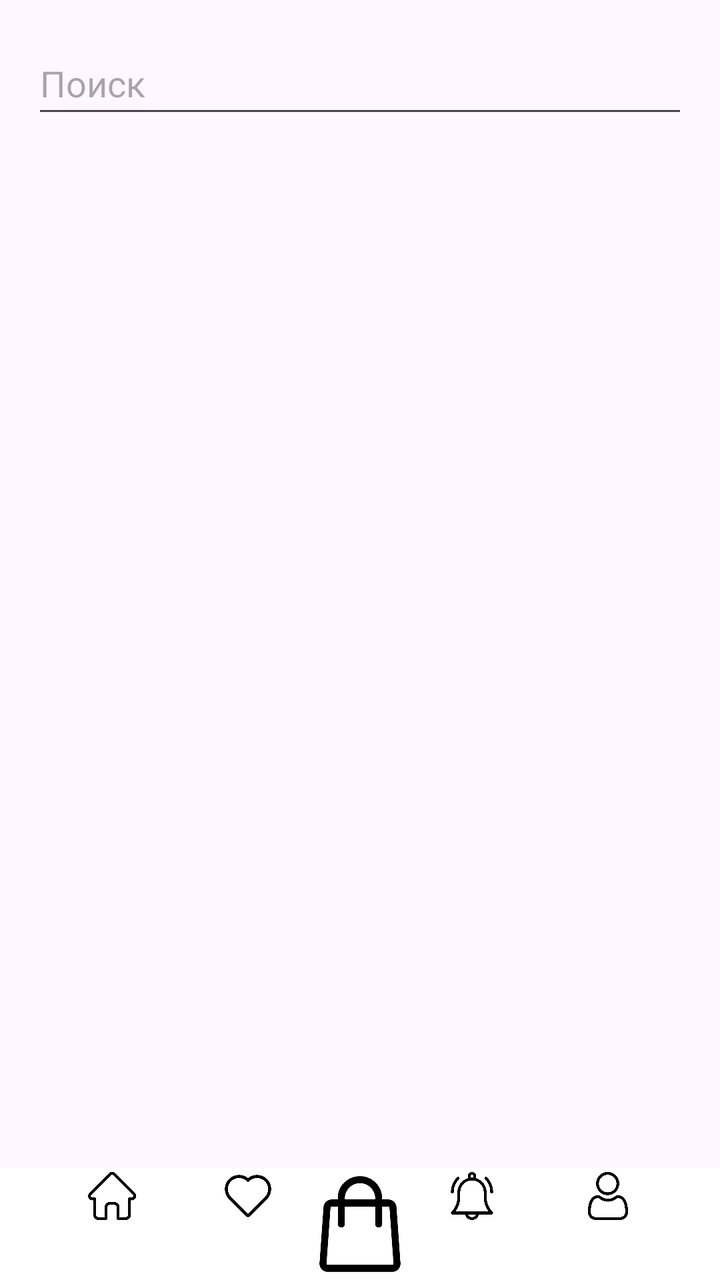
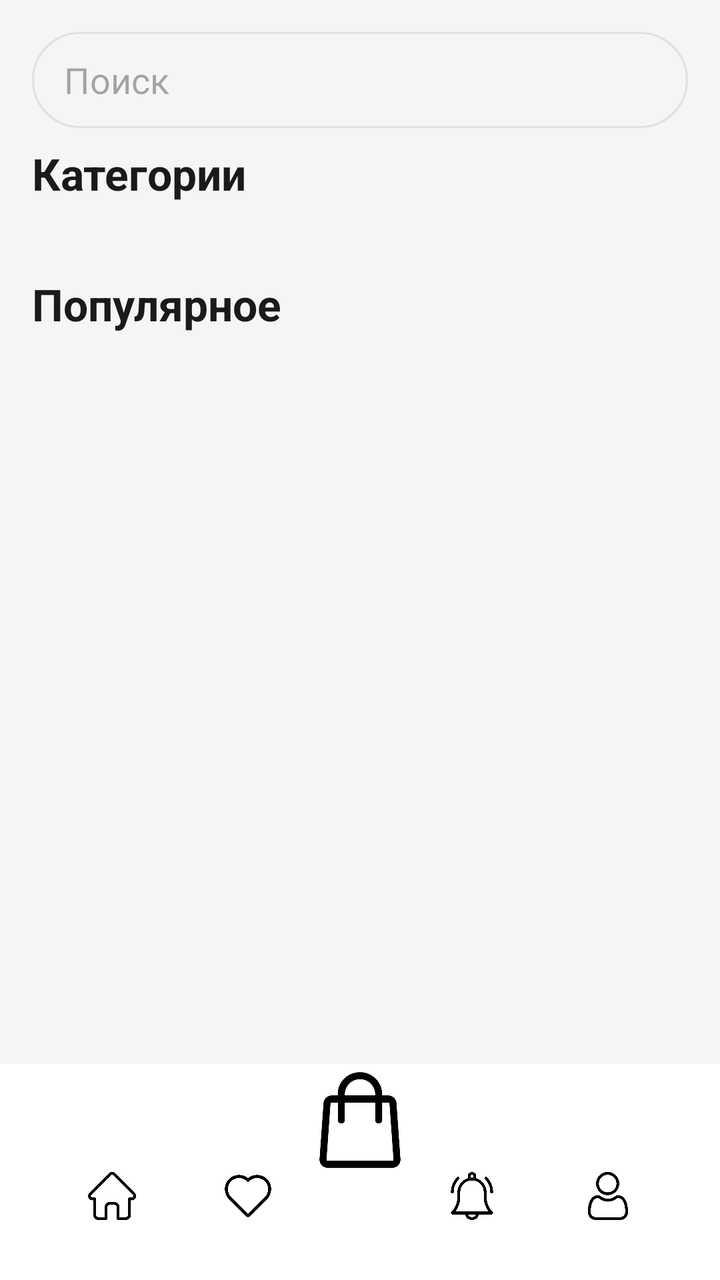

Compare the two renders of this Android layout. The source of the first and the diff that turns it into the second are given below.
<!-- AndroidManifest.xml: application theme Theme.Notes_Kazakov -->
<!-- res/layout/activity_main.xml -->
<?xml version="1.0" encoding="utf-8"?>
<androidx.constraintlayout.widget.ConstraintLayout
    xmlns:android="http://schemas.android.com/apk/res/android"
    xmlns:app="http://schemas.android.com/apk/res-auto"
    android:layout_width="match_parent"
    android:layout_height="match_parent">

    
    <EditText
        android:id="@+id/search_bar"
        android:layout_width="0dp"
        android:layout_height="48dp"
        android:hint="Поиск"
        app:layout_constraintTop_toTopOf="parent"
        app:layout_constraintStart_toStartOf="parent"
        app:layout_constraintEnd_toEndOf="parent"
        android:layout_margin="16dp"/>

    
    <androidx.recyclerview.widget.RecyclerView
        android:id="@+id/category_list"
        android:layout_width="match_parent"
        android:layout_height="wrap_content"
        app:layout_constraintTop_toBottomOf="@id/search_bar"
        android:orientation="horizontal"/>

    
    <androidx.recyclerview.widget.RecyclerView
        android:id="@+id/card_list"
        android:layout_width="match_parent"
        android:layout_height="0dp"
        app:layout_constraintTop_toBottomOf="@id/category_list"
        app:layout_constraintBottom_toTopOf="@id/navigation_bar"
        app:layoutManager="androidx.recyclerview.widget.GridLayoutManager"
        app:spanCount="2"/>

    
    <include
        layout="@layout/fragment_menu_navigation"
        android:id="@+id/navigation_bar"
        android:layout_width="match_parent"
        android:layout_height="wrap_content"
        app:layout_constraintBottom_toBottomOf="parent"/>

</androidx.constraintlayout.widget.ConstraintLayout>
<!-- res/layout/fragment_menu_navigation.xml (included above) -->
<?xml version="1.0" encoding="utf-8"?>
<androidx.constraintlayout.widget.ConstraintLayout
    xmlns:android="http://schemas.android.com/apk/res/android"
    xmlns:app="http://schemas.android.com/apk/res-auto"
    xmlns:tools="http://schemas.android.com/tools"
    android:id="@+id/main"
    android:layout_width="match_parent"
    android:layout_height="108dp"
    android:background="@android:color/white"
    tools:context=".presentations.MenuNavigation">

    
    <androidx.appcompat.widget.AppCompatButton
        android:id="@+id/btnBasket"
        android:layout_width="56dp"
        android:layout_height="56dp"
        android:minWidth="56dp"
        android:minHeight="56dp"
        android:background="@drawable/ic_basket"
        android:onClick="openBasketView"
        android:contentDescription="Корзина"
        android:scaleType="center"
        app:layout_constraintEnd_toEndOf="parent"
        app:layout_constraintStart_toStartOf="parent"
        app:layout_constraintTop_toTopOf="parent" />

    
    <androidx.appcompat.widget.AppCompatButton
        android:id="@+id/btnHome"
        android:layout_width="24dp"
        android:layout_height="24dp"
        android:minWidth="48dp"
        android:minHeight="48dp"
        android:background="@drawable/ic_home"
        android:scaleType="center"
        android:layout_marginStart="44dp"
        android:layout_marginBottom="30dp"
        android:contentDescription="Домой"
        app:layout_constraintBottom_toBottomOf="parent"
        app:layout_constraintStart_toStartOf="parent" />

    
    <androidx.appcompat.widget.AppCompatButton
        android:id="@+id/btnLike"
        android:layout_width="24dp"
        android:layout_height="24dp"
        android:minWidth="48dp"
        android:minHeight="48dp"
        android:background="@drawable/ic_heart"
        android:scaleType="center"
        android:layout_marginStart="44dp"
        android:layout_marginBottom="30dp"
        android:contentDescription="Избранное"
        app:layout_constraintBottom_toBottomOf="parent"
        app:layout_constraintStart_toEndOf="@id/btnHome" />

    
    <androidx.appcompat.widget.AppCompatButton
        android:id="@+id/btnNotif"
        android:layout_width="24dp"
        android:layout_height="24dp"
        android:minWidth="48dp"
        android:minHeight="48dp"
        android:background="@drawable/ic_notification"
        android:scaleType="center"
        android:layout_marginEnd="44dp"
        android:layout_marginBottom="30dp"
        android:contentDescription="Уведомления"
        app:layout_constraintBottom_toBottomOf="parent"
        app:layout_constraintEnd_toStartOf="@+id/btnUser" />

    
    <androidx.appcompat.widget.AppCompatButton
        android:id="@+id/btnUser"
        android:layout_width="24dp"
        android:layout_height="24dp"
        android:minWidth="48dp"
        android:minHeight="48dp"
        android:background="@drawable/ic_user"
        android:scaleType="center"
        android:layout_marginEnd="44dp"
        android:layout_marginBottom="30dp"
        android:contentDescription="Профиль"
        app:layout_constraintBottom_toBottomOf="parent"
        app:layout_constraintEnd_toEndOf="parent" />

</androidx.constraintlayout.widget.ConstraintLayout>
<!-- resources referenced by this layout -->
<resources>
  <!-- drawable ic_basket: png bitmap (drawable, 10005 bytes) -->
  <!-- drawable ic_heart: png bitmap (drawable, 10450 bytes) -->
  <!-- drawable ic_home: png bitmap (drawable, 8020 bytes) -->
  <!-- drawable ic_notification: png bitmap (drawable, 14287 bytes) -->
  <!-- drawable ic_user: png bitmap (drawable, 16826 bytes) -->
  <style name="Theme.Notes_Kazakov" parent="Base.Theme.Notes_Kazakov" />
  <style name="Base.Theme.Notes_Kazakov" parent="Theme.Material3.DayNight.NoActionBar">
          
          
      </style>
</resources>

<!-- the commit's change to res/layout/activity_main.xml (unified diff, before → after) -->
@@ -2,8 +2,10 @@
 <androidx.constraintlayout.widget.ConstraintLayout
     xmlns:android="http://schemas.android.com/apk/res/android"
     xmlns:app="http://schemas.android.com/apk/res-auto"
+    xmlns:tools="http://schemas.android.com/tools"
     android:layout_width="match_parent"
-    android:layout_height="match_parent">
+    android:layout_height="match_parent"
+    android:background="#F5F5F5">
 
     
     <EditText
@@ -11,35 +13,72 @@
         android:layout_width="0dp"
         android:layout_height="48dp"
         android:hint="Поиск"
+        android:background="@drawable/background_search"
+        android:paddingStart="16dp"
+        android:paddingEnd="16dp"
         app:layout_constraintTop_toTopOf="parent"
         app:layout_constraintStart_toStartOf="parent"
         app:layout_constraintEnd_toEndOf="parent"
         android:layout_margin="16dp"/>
 
     
+    <TextView
+        android:id="@+id/tv_categories_title"
+        android:layout_width="match_parent"
+        android:layout_height="wrap_content"
+        android:text="Категории"
+        android:layout_marginStart="16dp"
+        android:layout_marginTop="8dp"
+        android:textStyle="bold"
+        android:textSize="22sp"
+        android:textColor="#1A1A1A"
+        app:layout_constraintTop_toBottomOf="@+id/search_bar" />
+
+    
     <androidx.recyclerview.widget.RecyclerView
         android:id="@+id/category_list"
         android:layout_width="match_parent"
         android:layout_height="wrap_content"
-        app:layout_constraintTop_toBottomOf="@id/search_bar"
-        android:orientation="horizontal"/>
+        app:layout_constraintTop_toBottomOf="@id/tv_categories_title"
+        android:layout_marginTop="12dp"
+        android:paddingStart="8dp"
+        android:paddingEnd="8dp"
+        app:layoutManager="androidx.recyclerview.widget.LinearLayoutManager"
+        android:orientation="horizontal" />
+
+    
+    <TextView
+        android:id="@+id/tv_popular_title"
+        android:layout_width="match_parent"
+        android:layout_height="wrap_content"
+        android:text="Популярное"
+        android:textSize="22sp"
+        android:layout_marginStart="16dp"
+        android:layout_marginTop="24dp"
+        android:textStyle="bold"
+        android:textColor="#1A1A1A"
+        app:layout_constraintTop_toBottomOf="@+id/category_list" />
 
     
     <androidx.recyclerview.widget.RecyclerView
         android:id="@+id/card_list"
         android:layout_width="match_parent"
         android:layout_height="0dp"
-        app:layout_constraintTop_toBottomOf="@id/category_list"
+        app:layout_constraintTop_toBottomOf="@id/tv_popular_title"
         app:layout_constraintBottom_toTopOf="@id/navigation_bar"
         app:layoutManager="androidx.recyclerview.widget.GridLayoutManager"
-        app:spanCount="2"/>
+        app:spanCount="2"
+        android:layout_marginTop="12dp"
+        android:paddingHorizontal="8dp"
+        android:clipToPadding="false"
+        android:scrollbars="vertical" />
 
     
     <include
         layout="@layout/fragment_menu_navigation"
         android:id="@+id/navigation_bar"
         android:layout_width="match_parent"
-        android:layout_height="wrap_content"
+        android:layout_height="108dp"
         app:layout_constraintBottom_toBottomOf="parent"/>
 
 </androidx.constraintlayout.widget.ConstraintLayout>
<!-- resource entries referenced after the edit -->
@@ -1,5 +1,12 @@
 <!-- resources referenced by this layout -->
 <resources>
+  <!-- drawable background_search (drawable) -->
+  <?xml version="1.0" encoding="utf-8"?>
+  <shape xmlns:android="http://schemas.android.com/apk/res/android">
+      <solid android:color="#F5F5F5"/>
+      <corners android:radius="24dp"/>
+      <stroke android:width="1dp" android:color="#E0E0E0"/>
+  </shape>
   <!-- drawable ic_basket: png bitmap (drawable, 10005 bytes) -->
   <!-- drawable ic_heart: png bitmap (drawable, 10450 bytes) -->
   <!-- drawable ic_home: png bitmap (drawable, 8020 bytes) -->
